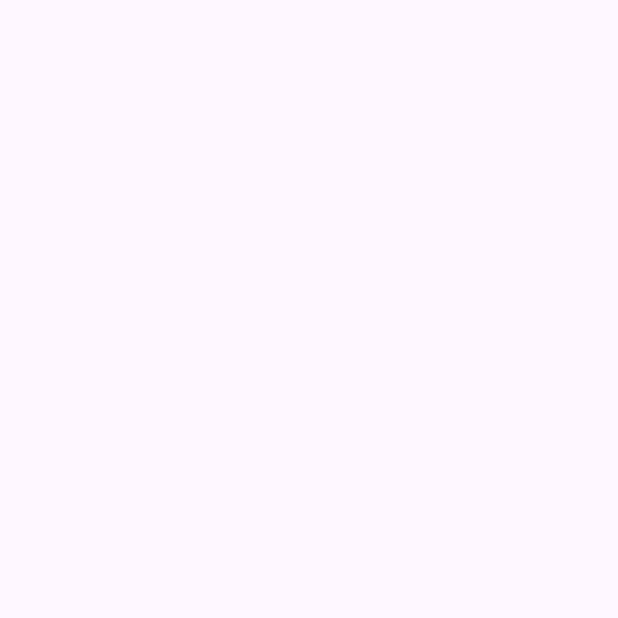
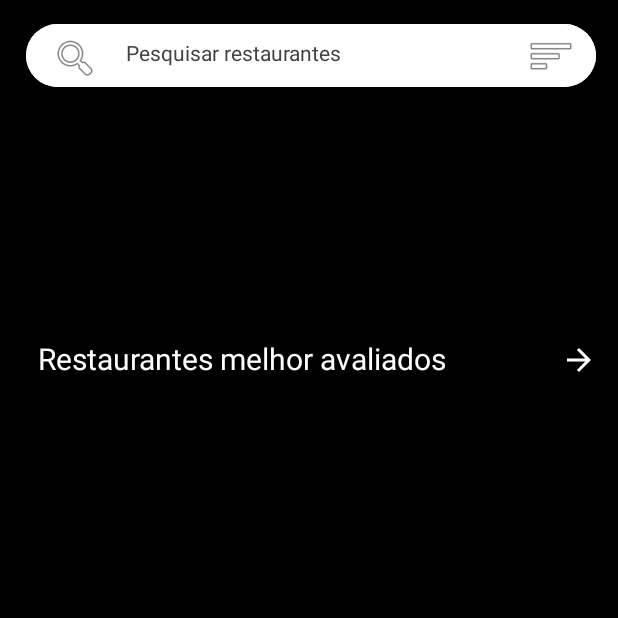
Before and after one commit to eduardofsl/Ava_Fast, an Android app: the home screen opened directly, with no data from a screen before it, on a phone screen of 412 x 824 dp, the top half of it. Before the commit the part shown is empty. Run offline under Robolectric (Android 15) with nearby library versions, the phone set to English and light mode, and no system bars.

Commit message:
activity_home.xml 10% (Y)

```diff
--- a/app/src/main/res/layout/activity_home.xml
+++ b/app/src/main/res/layout/activity_home.xml
@@ -5,5 +5,90 @@
     android:id="@+id/home"
     android:layout_width="match_parent"
     android:layout_height="match_parent"
+    android:background="#000000"
     tools:context=".MainActivity">
-    </RelativeLayout>
+
+
+    <Button
+        android:id="@+id/searchbar"
+        android:layout_width="380dp"
+        android:layout_height="50dp"
+        android:layout_alignParentStart="true"
+        android:layout_alignParentTop="true"
+        android:layout_marginStart="17dp"
+        android:layout_marginTop="12dp"
+        android:backgroundTint="#FFFFFF"
+        android:text="@string/pesquisar_restaurantes"
+        app:strokeColor="#000000"
+        tools:ignore="DuplicateIds,DuplicateSpeakableTextCheck,VisualLintButtonSize,VisualLintOverlap" />
+
+    <TextView
+        android:id="@+id/searchbar"
+        android:layout_width="380dp"
+        android:layout_height="50dp"
+        android:layout_alignParentStart="true"
+        android:layout_alignParentTop="true"
+        android:layout_marginStart="84dp"
+        android:layout_marginTop="25dp"
+        android:backgroundTintMode="add"
+        android:text="@string/pesquisar_restaurantes"
+        android:textColor="#434141"
+        app:strokeColor="#434141"
+        tools:ignore="DuplicateIds,VisualLintButtonSize" />
+
+    <ImageButton
+        android:id="@+id/imageButton3"
+        android:layout_width="45dp"
+        android:layout_height="38dp"
+        android:layout_alignParentStart="true"
+        android:layout_alignParentTop="true"
+        android:layout_marginStart="27dp"
+        android:layout_marginTop="19dp"
+        android:backgroundTint="#FFFFFF"
+        android:contentDescription="@string/todo"
+        app:srcCompat="@android:drawable/ic_menu_search"
+        tools:ignore="TouchTargetSizeCheck,ImageContrastCheck,DuplicateSpeakableTextCheck" />
+
+    <ImageButton
+        android:id="@+id/imageButton4"
+        android:layout_width="40dp"
+        android:layout_height="38dp"
+        android:layout_alignParentStart="true"
+        android:layout_alignParentTop="true"
+        android:layout_marginStart="347dp"
+        android:layout_marginTop="18dp"
+        android:backgroundTint="#FFFFFF"
+        android:contentDescription="@string/todo"
+        app:srcCompat="@android:drawable/ic_menu_sort_by_size"
+        tools:ignore="TouchTargetSizeCheck,ImageContrastCheck" />
+
+    <TextView
+        android:id="@+id/textView2"
+        android:layout_width="wrap_content"
+        android:layout_height="wrap_content"
+        android:layout_alignParentStart="true"
+        android:layout_alignParentTop="true"
+        android:layout_marginStart="25dp"
+        android:layout_marginTop="225dp"
+        android:text="@string/restaurantes_melhor_avaliados"
+        android:textAllCaps="false"
+        android:textColor="#FFFFFF"
+        android:textSize="20sp" />
+
+    <ImageButton
+        android:id="@+id/imageButton7"
+        android:layout_width="wrap_content"
+        android:layout_height="wrap_content"
+        android:layout_alignParentStart="true"
+        android:layout_alignParentTop="true"
+        android:layout_marginStart="374dp"
+        android:layout_marginTop="228dp"
+        android:background="#00FFFFFF"
+        android:contentDescription="@string/todo"
+        android:rotation="180"
+        app:srcCompat="?attr/homeAsUpIndicator"
+        tools:ignore="TouchTargetSizeCheck"
+        app:tint="#FFFFFF" />
+
+
+</RelativeLayout>
--- a/app/src/main/res/values/strings.xml
+++ b/app/src/main/res/values/strings.xml
@@ -34,4 +34,6 @@
     <string name="finalizar_cadastro">Finalizar Cadastro</string>
     <string name="lembrar_sempre">Lembrar sempre</string>
     <string name="entre_na_sua_conta">Entre na sua conta</string>
+    <string name="pesquisar_restaurantes">Pesquisar restaurantes</string>
+    <string name="restaurantes_melhor_avaliados">Restaurantes melhor avaliados</string>
 </resources>
```
